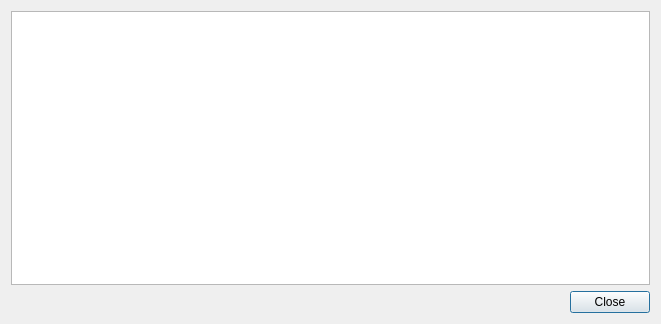
This is src/plugins/qt4projectmanager/qt-maemo/maemoconfigtestdialog.ui in qt-creator/qt-creator as Qt 5 draws it before an edit. The edited form follows.
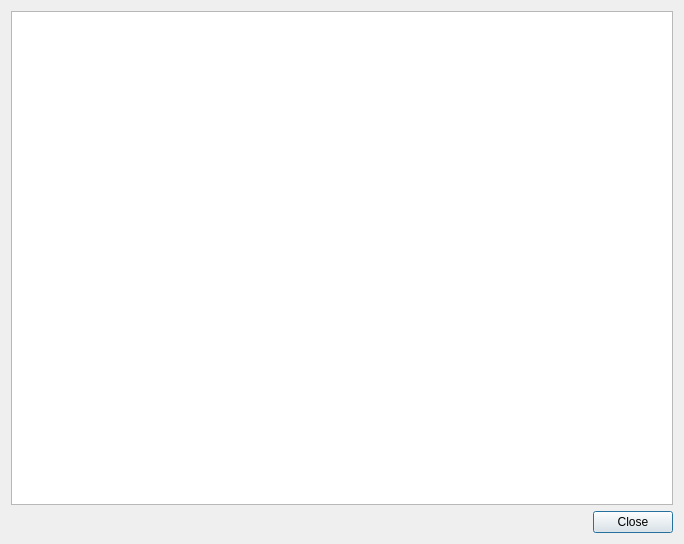
This is the edited form.

```diff
--- a/src/plugins/qt4projectmanager/qt-maemo/maemoconfigtestdialog.ui
+++ b/src/plugins/qt4projectmanager/qt-maemo/maemoconfigtestdialog.ui
@@ -6,8 +6,8 @@
    <rect>
     <x>0</x>
     <y>0</y>
-    <width>661</width>
-    <height>324</height>
+    <width>684</width>
+    <height>544</height>
    </rect>
   </property>
   <property name="windowTitle">
```
